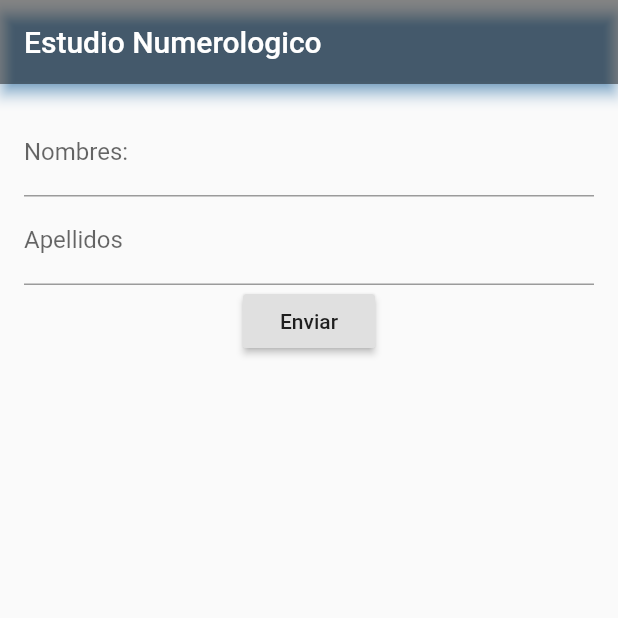
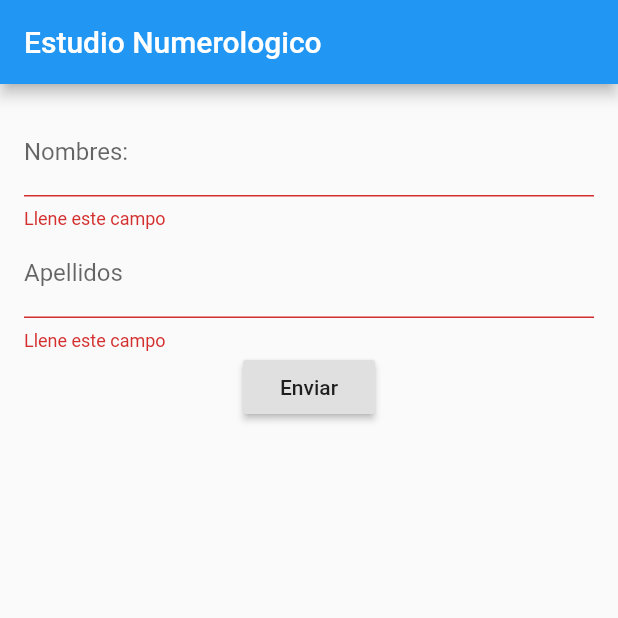
Before and after one commit to Jeffrey-7101/IHC-LAB-GRUPO, a Flutter app: the screen it shows after launch, after a tap on "Enviar", on a phone screen of 412 x 824 dp, the top half of it. Run offline on Flutter 3.47's test engine with Material 2 defaults, Android fonts, the phone set to English and light mode, and no system bars.

```diff
--- a/lib/main.dart
+++ b/lib/main.dart
@@ -1,6 +1,6 @@
 import 'package:flutter/material.dart';
-
-import 'SecondPageArguments.dart'
+import 'package:pruebas_en_flutter/second_page.dart';
+import 'my_home_page.dart';
 
 void main() {
   runApp(MyApp());
@@ -9,77 +9,16 @@ void main() {
 class MyApp extends StatelessWidget {
   Widget build(context) {
     return MaterialApp(
-      home: Scaffold(
-        appBar: AppBar(
-          title: Text('Estudio Numerologico'),
-          backgroundColor: Colors.black45,
-          shadowColor: Colors.blue,
-        ),
-        body: MyStatefulWidget(),
-      ),
+      title: "Material App",
+      initialRoute: "/",
+      routes: {
+        "/": (BuildContext context) {
+          return MyStatefulWidget();
+        },
+        "/second": (BuildContext context) {
+          return InformationPage();
+        }
+      },
     );
   }
 }
-
-class MyStatefulWidget extends StatefulWidget {
-  MyStatefulWidget({Key key}) : super(key: key);
-
-  _MyStatefulWidgetState createState() => _MyStatefulWidgetState();
-}
-
-class _MyStatefulWidgetState extends State<MyStatefulWidget> {
-  String nameValue;
-  String lastNameValue;
-  final formKey = GlobalKey<FormState>();
-  Widget build(BuildContext context) {
-    return Scaffold(
-      body: Padding(
-        padding: const EdgeInsets.all(16.0),
-        child: Form(
-          child: Column(
-            children: <Widget>[
-              TextFormField(
-                decoration: InputDecoration(labelText: "Nombres:"),
-                onSaved: (value) {
-                  nameValue = value;
-                },
-                validator: (value) {
-                  if (value.isEmpty) {
-                    return "Llene este campo";
-                  } else {
-                    return null;
-                  }
-                },
-              ),
-              TextFormField(
-                decoration: InputDecoration(labelText: "Apellidos"),
-                onSaved: (value) {
-                  lastNameValue = value;
-                },
-                validator: (value) {
-                  if (value.isEmpty) {
-                    return "Llene este campo";
-                  } else {
-                    return null;
-                  }
-                },
-              ),
-              RaisedButton(
-                  child: Text("Enviar"),
-                  onPressed: () {
-                    _showResults(context);
-                  }),
-            ],
-          ),
-        ),
-      ),
-    );
-  }
-
-  void _showResults(BuildContext context) {
-    if (formKey.currentState.validate()) formKey.currentState.save();
-    Navigator.of(context).pushNamed("/second",
-        arguments: InformationPage(
-            name: this.nameValue, lastName: this.lastNameValue));
-  }
-}
--- /dev/null
+++ b/lib/my_home_page.dart
@@ -0,0 +1,71 @@
+import 'package:flutter/material.dart';
+import 'second_page.dart';
+
+class MyStatefulWidget extends StatefulWidget {
+  MyStatefulWidget({Key key}) : super(key: key);
+
+  _MyStatefulWidgetState createState() => _MyStatefulWidgetState();
+}
+
+class _MyStatefulWidgetState extends State<MyStatefulWidget> {
+  String nameValue;
+  String lastNameValue;
+  final formKey = GlobalKey<FormState>();
+  Widget build(BuildContext context) {
+    return Scaffold(
+      appBar: AppBar(
+        title: Text("Estudio Numerologico"),
+      ),
+      body: Padding(
+        padding: const EdgeInsets.all(16.0),
+        child: Form(
+          key: formKey,
+          child: Column(
+            children: <Widget>[
+              TextFormField(
+                decoration: InputDecoration(labelText: "Nombres:"),
+                onSaved: (value) {
+                  nameValue = value;
+                },
+                validator: (value) {
+                  if (value.isEmpty) {
+                    return "Llene este campo";
+                  } else {
+                    return null;
+                  }
+                },
+              ),
+              TextFormField(
+                decoration: InputDecoration(labelText: "Apellidos"),
+                onSaved: (value) {
+                  lastNameValue = value;
+                },
+                validator: (value) {
+                  if (value.isEmpty) {
+                    return "Llene este campo";
+                  } else {
+                    return null;
+                  }
+                },
+              ),
+              RaisedButton(
+                  child: Text("Enviar"),
+                  onPressed: () {
+                    _showResults(context);
+                  }),
+            ],
+          ),
+        ),
+      ),
+    );
+  }
+
+  void _showResults(BuildContext context) {
+    if (formKey.currentState.validate()) {
+      formKey.currentState.save();
+      Navigator.of(context).pushNamed("/second",
+          arguments: SecondPageArguments(
+              name: this.nameValue, lastName: this.lastNameValue));
+    }
+  }
+}
```
Also changed, not shown: lib/SecondPageArguments.dart (deleted, +0 -18 lines), lib/second_page.dart (added, +34 -0 lines).
